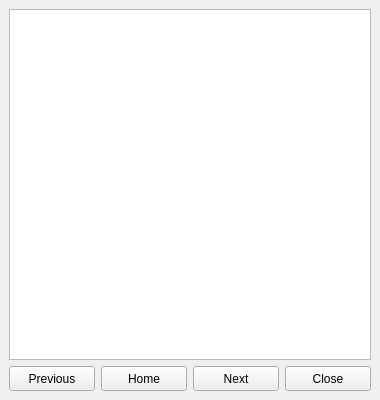
This is share/skins/default/help.ui in itds-consulting/yate as Qt 5 draws it before an edit. The edited form follows.
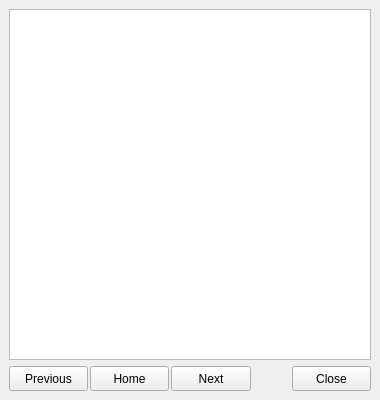
This is the edited form. Icons and pictures are not drawn.

```diff
--- a/share/skins/default/help.ui
+++ b/share/skins/default/help.ui
@@ -56,7 +56,7 @@
    <item>
     <layout class="QHBoxLayout" >
      <property name="spacing" >
-      <number>6</number>
+      <number>2</number>
      </property>
      <property name="leftMargin" >
       <number>0</number>
@@ -73,14 +73,14 @@
      <item>
       <widget class="QPushButton" name="help_prev" >
        <property name="sizePolicy" >
-        <sizepolicy vsizetype="Fixed" hsizetype="Expanding" >
+        <sizepolicy vsizetype="Fixed" hsizetype="Preferred" >
          <horstretch>0</horstretch>
          <verstretch>0</verstretch>
         </sizepolicy>
        </property>
        <property name="minimumSize" >
         <size>
-         <width>75</width>
+         <width>25</width>
          <height>25</height>
         </size>
        </property>
@@ -98,14 +98,14 @@
      <item>
       <widget class="QPushButton" name="help_home" >
        <property name="sizePolicy" >
-        <sizepolicy vsizetype="Fixed" hsizetype="Expanding" >
+        <sizepolicy vsizetype="Fixed" hsizetype="Preferred" >
          <horstretch>0</horstretch>
          <verstretch>0</verstretch>
         </sizepolicy>
        </property>
        <property name="minimumSize" >
         <size>
-         <width>75</width>
+         <width>25</width>
          <height>25</height>
         </size>
        </property>
@@ -123,14 +123,14 @@
      <item>
       <widget class="QPushButton" name="help_next" >
        <property name="sizePolicy" >
-        <sizepolicy vsizetype="Fixed" hsizetype="Expanding" >
+        <sizepolicy vsizetype="Fixed" hsizetype="Preferred" >
          <horstretch>0</horstretch>
          <verstretch>0</verstretch>
         </sizepolicy>
        </property>
        <property name="minimumSize" >
         <size>
-         <width>75</width>
+         <width>25</width>
          <height>25</height>
         </size>
        </property>
@@ -145,6 +145,19 @@
        </property>
       </widget>
      </item>
+     <item>
+      <spacer>
+       <property name="orientation" >
+        <enum>Qt::Horizontal</enum>
+       </property>
+       <property name="sizeHint" >
+        <size>
+         <width>40</width>
+         <height>20</height>
+        </size>
+       </property>
+      </spacer>
+     </item>
      <item>
       <widget class="QPushButton" name="button_hide" >
        <property name="sizePolicy" >
@@ -168,6 +181,15 @@
        <property name="text" >
         <string>Close</string>
        </property>
+       <property name="icon" >
+        <iconset>close.png</iconset>
+       </property>
+       <property name="iconSize" >
+        <size>
+         <width>20</width>
+         <height>20</height>
+        </size>
+       </property>
       </widget>
      </item>
     </layout>
```
Left out of the diff: 33 changed lines with no effect on the pictures.
